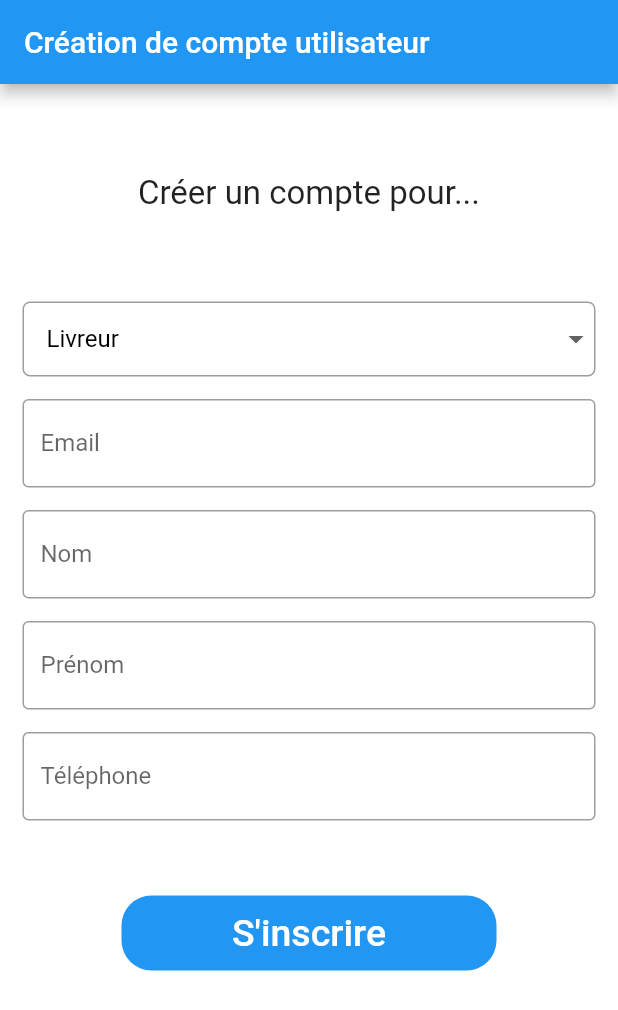
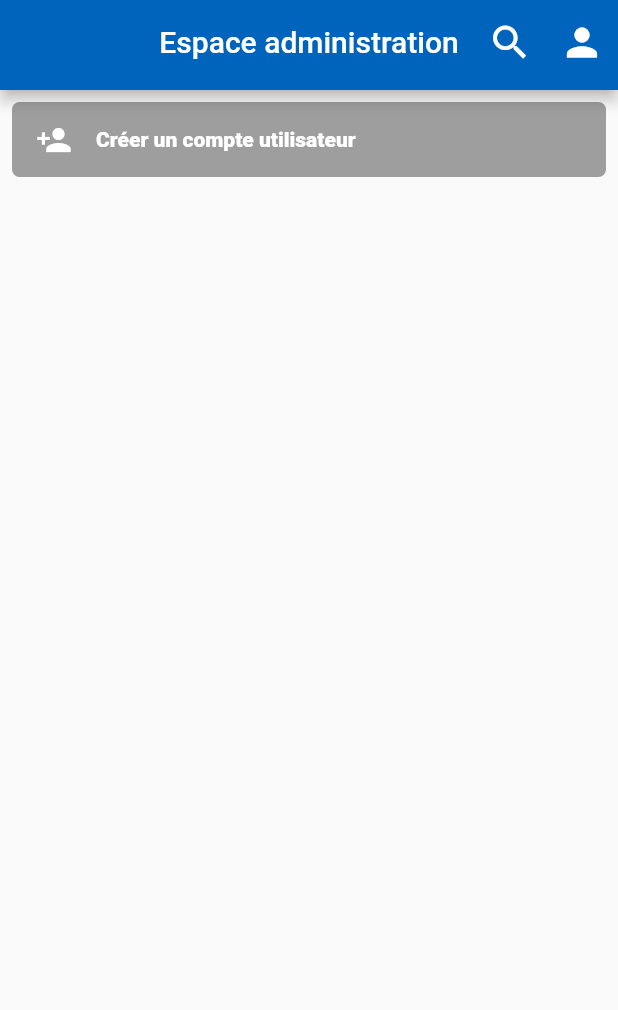
Before and after one commit to Beaurval/goodfood-mobile, a Flutter app: the screen it shows after launch, on a phone screen of 412 x 824 dp. Shown: the top 1010 px of the screen. Run offline on Flutter 3.47's test engine with Material 2 defaults, Android fonts, the phone set to English and light mode, and no system bars; our stand-ins replace dio, either_dart, equatable, firebase_auth, firebase_core, flutter_hooks and 4 more; missing offline and left inert: morphable_shape; accounts and stored records are empty.

Commit message:
admin home screen

```diff
--- a/lib/main.dart
+++ b/lib/main.dart
@@ -4,6 +4,7 @@ import 'package:firebase_core/firebase_core.dart';
 import 'package:flutter/material.dart';
 import 'package:goodfood_mobile/firebase_options.dart';
 import 'package:goodfood_mobile/presentation/admin/screens/add_user_screen.dart';
+import 'package:goodfood_mobile/presentation/admin/screens/admin_home_screen.dart';
 import 'package:goodfood_mobile/presentation/authentication/screens/login_method_screen.dart';
 import 'package:hooks_riverpod/hooks_riverpod.dart';
 
@@ -36,7 +37,7 @@ class MyApp extends StatelessWidget {
       theme: ThemeData(
           bottomSheetTheme:
               const BottomSheetThemeData(backgroundColor: Colors.transparent)),
-      home: AddUserScreen(),
+      home: AdminHomeScreen(),
     );
   }
 }
--- a/lib/presentation/admin/screens/add_user_screen.dart
+++ b/lib/presentation/admin/screens/add_user_screen.dart
@@ -130,7 +130,7 @@ class AddUserScreen extends HookConsumerWidget {
                       roleId: list.indexOf(selectedValue.value)));
                 },
                 child: const Text(
-                  'S\'inscrire',
+                  'Confirmer',
                   style: TextStyle(color: Colors.white, fontSize: 25),
                 ),
               ),
--- /dev/null
+++ b/lib/presentation/admin/screens/admin_home_screen.dart
@@ -0,0 +1,27 @@
+import 'package:flutter/material.dart';
+import 'package:flutter/src/widgets/framework.dart';
+import 'package:goodfood_mobile/presentation/admin/screens/add_user_screen.dart';
+import 'package:goodfood_mobile/presentation/admin/widgets/custom_list_item.dart';
+import 'package:goodfood_mobile/presentation/common/widgets/custom_app_bar.dart';
+import 'package:hooks_riverpod/hooks_riverpod.dart';
+
+class AdminHomeScreen extends HookConsumerWidget {
+  @override
+  Widget build(BuildContext context, WidgetRef ref) {
+    return Scaffold(
+      appBar: CustomAppBar(title: 'Espace administration'),
+      body: ListView(
+        padding: const EdgeInsets.all(8),
+        children: <Widget>[
+          CustomListItem(
+              route: AddUserScreen(),
+              icon: Icon(
+                Icons.person_add,
+                color: Colors.white,
+                size: 24.0,
+              ))
+        ],
+      ),
+    );
+  }
+}
--- /dev/null
+++ b/lib/presentation/admin/widgets/custom_list_item.dart
@@ -0,0 +1,44 @@
+// ignore_for_file: public_member_api_docs, sort_constructors_first
+import 'package:flutter/cupertino.dart';
+import 'package:flutter/material.dart';
+
+class CustomListItem extends StatelessWidget {
+  final Widget route;
+  final Icon icon;
+
+  const CustomListItem({
+    Key? key,
+    required this.route,
+    required this.icon,
+  }) : super(key: key);
+
+  @override
+  Widget build(BuildContext context) {
+    return Container(
+      decoration: BoxDecoration(
+        color: Colors.grey,
+        borderRadius: BorderRadius.circular(5.0),
+      ),
+      child: Row(
+        children: [
+          Padding(
+              padding: EdgeInsets.only(right: 16.0, left: 16.0), child: icon),
+          Container(
+            height: 50,
+            child: Center(
+                child: GestureDetector(
+              child: const Text(
+                  style: TextStyle(
+                      fontWeight: FontWeight.w800, color: Colors.white),
+                  'Créer un compte utilisateur'),
+              onTap: () {
+                Navigator.of(context)
+                    .push(MaterialPageRoute(builder: (context) => route));
+              },
+            )),
+          ),
+        ],
+      ),
+    );
+  }
+}
```
